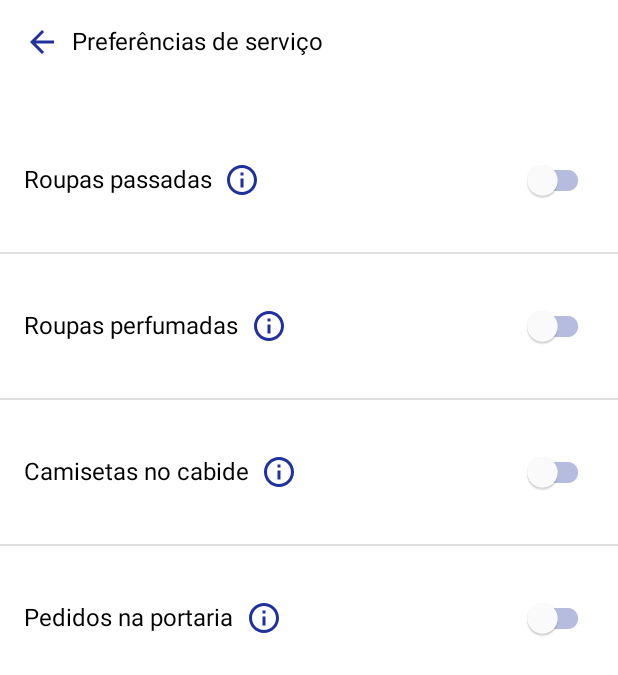
After one commit to ivensgustavo/lavandery, an Android app: the ConsumerPreferencesActivity screen opened directly, with no data from a screen before it, on a phone screen of 412 x 824 dp. The commit adds this screen. Shown: the top 675 px of the screen. Run offline under Robolectric (Android 15) with nearby library versions, the phone set to English and light mode, and no system bars.

Commit message:
Create consumer preferences activity

```diff
--- a/app/src/main/AndroidManifest.xml
+++ b/app/src/main/AndroidManifest.xml
@@ -9,6 +9,9 @@
         android:roundIcon="@mipmap/ic_launcher_round"
         android:supportsRtl="true"
         android:theme="@style/Theme.Lavandery">
+        <activity
+            android:name=".ConsumerPreferencesActivity"
+            android:exported="true" />
         <activity
             android:name=".RegistrationActivity"
             android:exported="true" />
--- /dev/null
+++ b/app/src/main/java/dadm/quixada/ufc/lavandery/ConsumerPreferencesActivity.kt
@@ -0,0 +1,26 @@
+package dadm.quixada.ufc.lavandery
+
+import androidx.appcompat.app.AppCompatActivity
+import android.os.Bundle
+import android.widget.ListView
+import dadm.quixada.ufc.lavandery.adapters.ConsumerPreferencesAdapter
+import dadm.quixada.ufc.lavandery.internalModels.ConsumerPreference
+
+class ConsumerPreferencesActivity : AppCompatActivity() {
+    override fun onCreate(savedInstanceState: Bundle?) {
+        super.onCreate(savedInstanceState)
+        setContentView(R.layout.activity_consumer_preferences)
+
+        val consumerPreferences: ArrayList<ConsumerPreference> = ArrayList()
+        consumerPreferences.add(ConsumerPreference("Roupas passadas", false))
+        consumerPreferences.add(ConsumerPreference("Roupas perfumadas", false))
+        consumerPreferences.add(ConsumerPreference("Camisetas no cabide", false))
+        consumerPreferences.add(ConsumerPreference("Pedidos na portaria", false))
+
+        val consumerPreferencesListView: ListView = findViewById(R.id.consumer_preferences_list_view)
+        val adapter: ConsumerPreferencesAdapter = ConsumerPreferencesAdapter(this, consumerPreferences)
+
+        consumerPreferencesListView.adapter = adapter
+
+    }
+}
--- /dev/null
+++ b/app/src/main/java/dadm/quixada/ufc/lavandery/adapters/ConsumerPreferencesAdapter.kt
@@ -0,0 +1,27 @@
+package dadm.quixada.ufc.lavandery.adapters
+
+import android.app.Activity
+import android.view.LayoutInflater
+import android.view.View
+import android.view.ViewGroup
+import android.widget.ArrayAdapter
+import android.widget.TextView
+import dadm.quixada.ufc.lavandery.R
+import dadm.quixada.ufc.lavandery.internalModels.ConsumerPreference
+
+class ConsumerPreferencesAdapter(private val context: Activity, private val arrayList: ArrayList<ConsumerPreference>):
+ArrayAdapter<ConsumerPreference>(context, R.layout.consumer_preferences_list_item ,arrayList){
+
+    override fun getView(position: Int, convertView: View?, parent: ViewGroup): View {
+
+        val inflater: LayoutInflater = LayoutInflater.from(context)
+        val view: View = inflater.inflate(R.layout.consumer_preferences_list_item, null)
+
+        val consumerPreference: ConsumerPreference = arrayList[position]
+        val preferenceName: TextView = view.findViewById(R.id.consumer_preference_name)
+
+        preferenceName.text = consumerPreference.name
+
+        return view
+    }
+}
--- a/app/src/main/java/dadm/quixada/ufc/lavandery/fragments/SettingsFragment.kt
+++ b/app/src/main/java/dadm/quixada/ufc/lavandery/fragments/SettingsFragment.kt
@@ -1,11 +1,15 @@
 package dadm.quixada.ufc.lavandery.fragments
 
+import android.app.Activity
+import android.content.Intent
 import android.os.Bundle
 import androidx.fragment.app.Fragment
 import android.view.LayoutInflater
 import android.view.View
 import android.view.ViewGroup
 import android.widget.ListView
+import android.widget.Toast
+import dadm.quixada.ufc.lavandery.ConsumerPreferencesActivity
 import dadm.quixada.ufc.lavandery.R
 import dadm.quixada.ufc.lavandery.adapters.SettingsAdapter
 import dadm.quixada.ufc.lavandery.internalModels.SettingItem
@@ -32,5 +36,17 @@ class SettingsFragment : Fragment() {
         val adapter = SettingsAdapter(requireActivity(), settingsList)
         val listView: ListView = view.findViewById(R.id.settings_list_view)
         listView.adapter = adapter
+
+        listView.setOnItemClickListener { adapterView, view, itemPosition, l ->
+            when(itemPosition) {
+                0 -> openNewSettingGroup(ConsumerPreferencesActivity())
+                else -> Toast.makeText(context, "Ainda não implementado", Toast.LENGTH_SHORT).show()
+            }
+        }
+    }
+
+    private fun openNewSettingGroup(activity: Activity) {
+        val intent = Intent(context, activity::class.java)
+        startActivity(intent)
     }
 }
--- /dev/null
+++ b/app/src/main/java/dadm/quixada/ufc/lavandery/internalModels/ConsumerPreference.kt
@@ -0,0 +1,4 @@
+package dadm.quixada.ufc.lavandery.internalModels
+
+class ConsumerPreference(var name: String, var state: Boolean) {
+}
--- /dev/null
+++ b/app/src/main/res/drawable/ic_arrow_back.xml
@@ -0,0 +1,5 @@
+<vector android:autoMirrored="true" android:height="24dp"
+    android:tint="#1E319D" android:viewportHeight="24"
+    android:viewportWidth="24" android:width="24dp" xmlns:android="http://schemas.android.com/apk/res/android">
+    <path android:fillColor="@android:color/white" android:pathData="M20,11H7.83l5.59,-5.59L12,4l-8,8 8,8 1.41,-1.41L7.83,13H20v-2z"/>
+</vector>
--- /dev/null
+++ b/app/src/main/res/layout/activity_consumer_preferences.xml
@@ -0,0 +1,33 @@
+<?xml version="1.0" encoding="utf-8"?>
+<LinearLayout xmlns:android="http://schemas.android.com/apk/res/android"
+    xmlns:app="http://schemas.android.com/apk/res-auto"
+    xmlns:tools="http://schemas.android.com/tools"
+    android:layout_width="match_parent"
+    android:layout_height="match_parent"
+    android:orientation="vertical"
+    tools:context=".ConsumerPreferencesActivity">
+
+    <LinearLayout
+        android:layout_width="match_parent"
+        android:layout_height="wrap_content"
+        android:layout_marginStart="16dp"
+        android:layout_marginTop="16dp">
+        <ImageView
+            android:layout_width="wrap_content"
+            android:layout_height="wrap_content"
+            android:src="@drawable/ic_arrow_back"/>
+        <TextView
+            android:layout_width="wrap_content"
+            android:layout_height="wrap_content"
+            android:layout_marginStart="8dp"
+            android:textColor="@color/black"
+            android:textSize="16sp"
+            android:text="@string/services_preferences_label"/>
+    </LinearLayout>
+
+    <ListView
+        android:id="@+id/consumer_preferences_list_view"
+        android:layout_width="match_parent"
+        android:layout_height="wrap_content"
+        android:layout_marginTop="32dp"/>
+</LinearLayout>
--- /dev/null
+++ b/app/src/main/res/layout/consumer_preferences_list_item.xml
@@ -0,0 +1,43 @@
+<?xml version="1.0" encoding="utf-8"?>
+<LinearLayout xmlns:android="http://schemas.android.com/apk/res/android"
+    xmlns:app="http://schemas.android.com/apk/res-auto"
+    android:orientation="horizontal"
+    android:layout_width="match_parent"
+    android:layout_height="match_parent"
+    android:paddingTop="24dp"
+    android:paddingEnd="16dp"
+    android:paddingBottom="24dp">
+
+    <RelativeLayout
+        android:layout_width="match_parent"
+        android:layout_height="wrap_content">
+
+    <LinearLayout
+        android:layout_width="match_parent"
+        android:layout_height="wrap_content"
+        android:layout_centerInParent="true">
+        <TextView
+            android:id="@+id/consumer_preference_name"
+            android:layout_width="wrap_content"
+            android:layout_height="wrap_content"
+            android:layout_marginStart="16dp"
+            android:textSize="16sp"
+            android:textColor="@color/black"
+            android:text="Nome da preferência aqui"/>
+
+        <ImageView
+            android:layout_width="wrap_content"
+            android:layout_height="wrap_content"
+            android:layout_marginStart="8dp"
+            android:src="@drawable/ic_outline_info"/>
+    </LinearLayout>
+
+    <com.google.android.material.switchmaterial.SwitchMaterial
+        android:layout_width="wrap_content"
+        android:layout_height="wrap_content"
+        android:layout_centerInParent="true"
+        android:layout_alignParentEnd="true"
+        android:checked="false"/>
+    </RelativeLayout>
+
+</LinearLayout>
--- a/app/src/main/res/values/strings.xml
+++ b/app/src/main/res/values/strings.xml
@@ -20,4 +20,5 @@
     <string name="already_have_an_account">Já tem uma conta?</string>
     <string name="hello_user_label">Olá,</string>
     <string name="mock_user_name_in_settings_screen">Gustavo</string>
+    <string name="services_preferences_label">Preferências de serviço</string>
 </resources>
--- a/app/src/main/res/values/themes.xml
+++ b/app/src/main/res/values/themes.xml
@@ -11,6 +11,19 @@
         <item name="colorOnSecondary">@color/black</item>
         <!-- Status bar color. -->
         <item name="android:statusBarColor" tools:targetApi="l">?attr/colorPrimaryVariant</item>
+        <!-- Switch colors. -->
+        <item name="switchStyle">@style/Widget.App.Switch</item>
         <!-- Customize your theme here. -->
     </style>
+
+    <style name="Widget.App.Switch" parent="Widget.MaterialComponents.CompoundButton.Switch">
+        <item name="materialThemeOverlay">@style/ThemeOverlay.App.Switch</item>
+    </style>
+
+    <style name="ThemeOverlay.App.Switch" parent="">
+        <!--Switch base color when false-->
+        <item name="colorOnSurface">@color/main_blue</item>
+        <!--Switch base color when true-->
+        <item name="colorSecondary">@color/main_blue</item>
+    </style>
 </resources>
```
